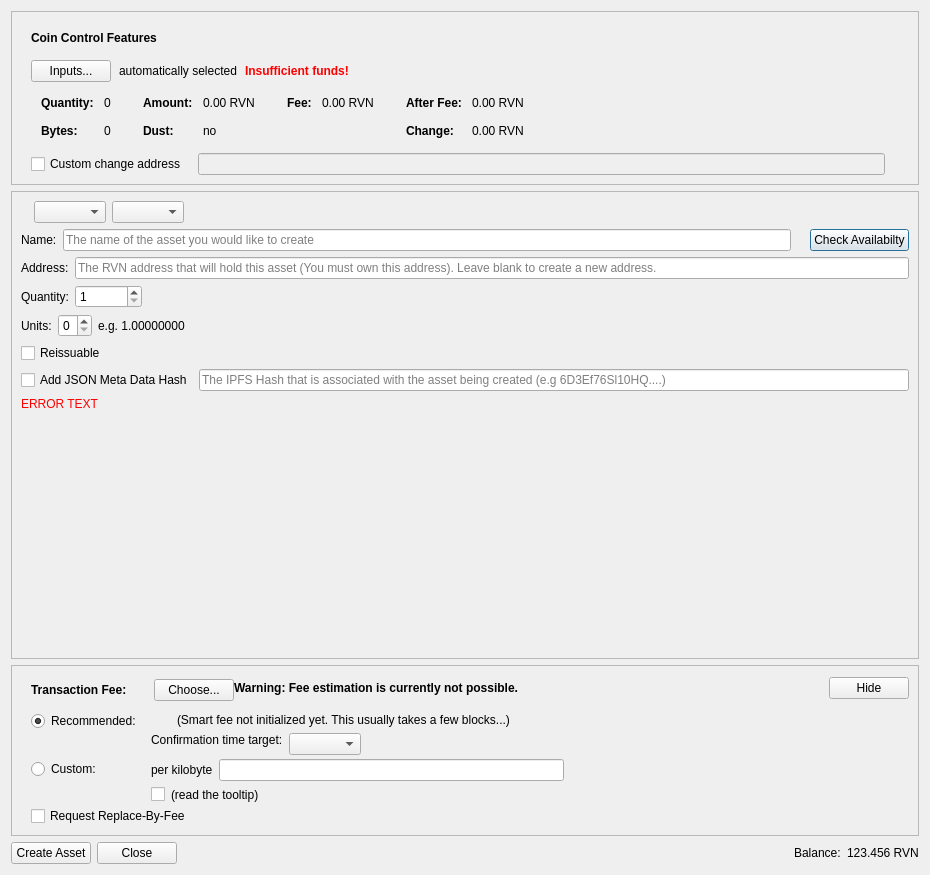
Qt form src/qt/forms/createassetdialog.ui (RavenProject/Ravencoin) before a commit.
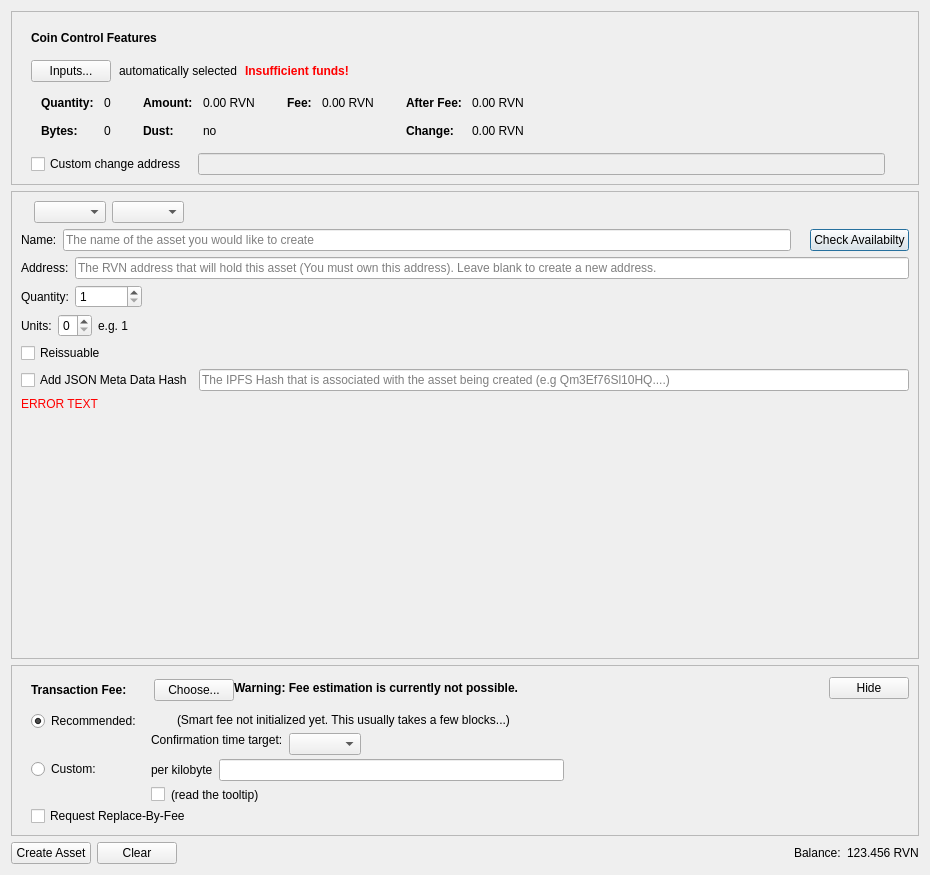
The same form after that commit. Custom widgets are drawn as their Qt base class.

```diff
--- a/src/qt/forms/createassetdialog.ui
+++ b/src/qt/forms/createassetdialog.ui
@@ -745,7 +745,7 @@
           <item>
            <widget class="QLabel" name="unitExampleLabel">
             <property name="text">
-             <string>e.g. 1.00000000</string>
+             <string>e.g. 1</string>
             </property>
            </widget>
           </item>
@@ -799,7 +799,7 @@
              <number>46</number>
             </property>
             <property name="placeholderText">
-             <string>The IPFS Hash that is associated with the asset being created (e.g 6D3Ef76Sl10HQ....)</string>
+             <string>The IPFS Hash that is associated with the asset being created (e.g Qm3Ef76Sl10HQ....)</string>
             </property>
            </widget>
           </item>
@@ -1329,7 +1329,7 @@
      <item>
       <widget class="QPushButton" name="closeButton">
        <property name="text">
-        <string>Close</string>
+        <string>Clear</string>
        </property>
       </widget>
      </item>
@@ -1374,17 +1374,17 @@
   </layout>
  </widget>
  <customwidgets>
+  <customwidget>
+   <class>QValidatedLineEdit</class>
+   <extends>QLineEdit</extends>
+   <header>qvalidatedlineedit.h</header>
+  </customwidget>
   <customwidget>
    <class>RavenAmountField</class>
    <extends>QLineEdit</extends>
    <header>ravenamountfield.h</header>
    <container>1</container>
   </customwidget>
-  <customwidget>
-   <class>QValidatedLineEdit</class>
-   <extends>QLineEdit</extends>
-   <header>qvalidatedlineedit.h</header>
-  </customwidget>
  </customwidgets>
  <resources/>
  <connections/>
```
Left out of the diff: 2 changed lines with no effect on the pictures.
